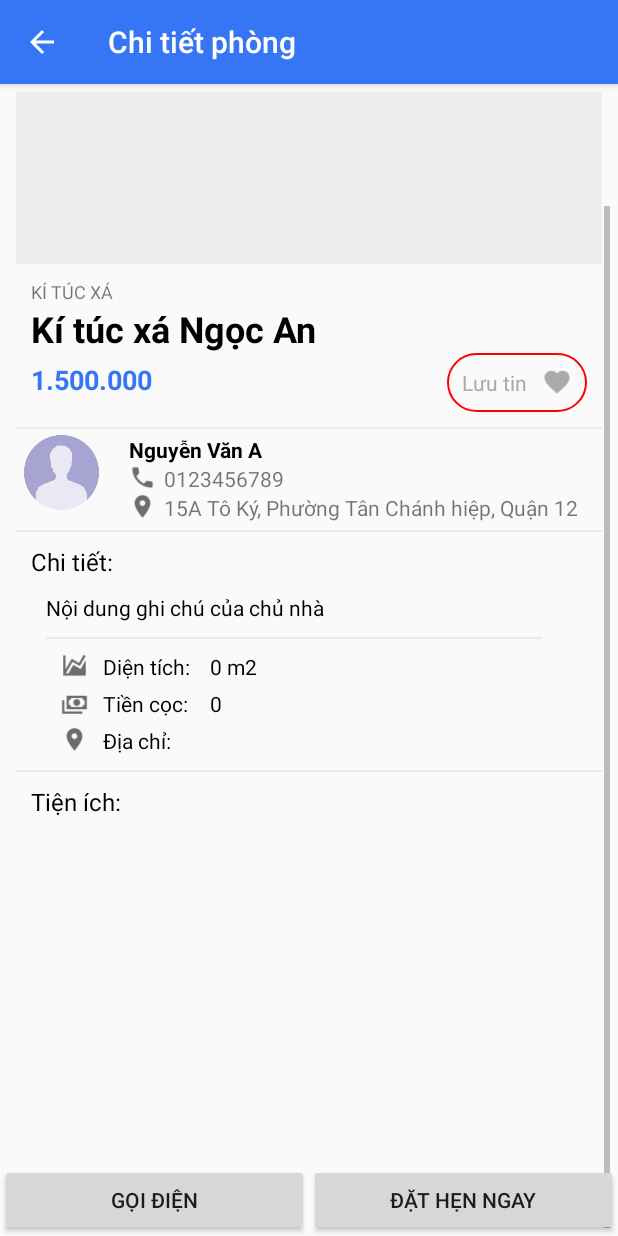
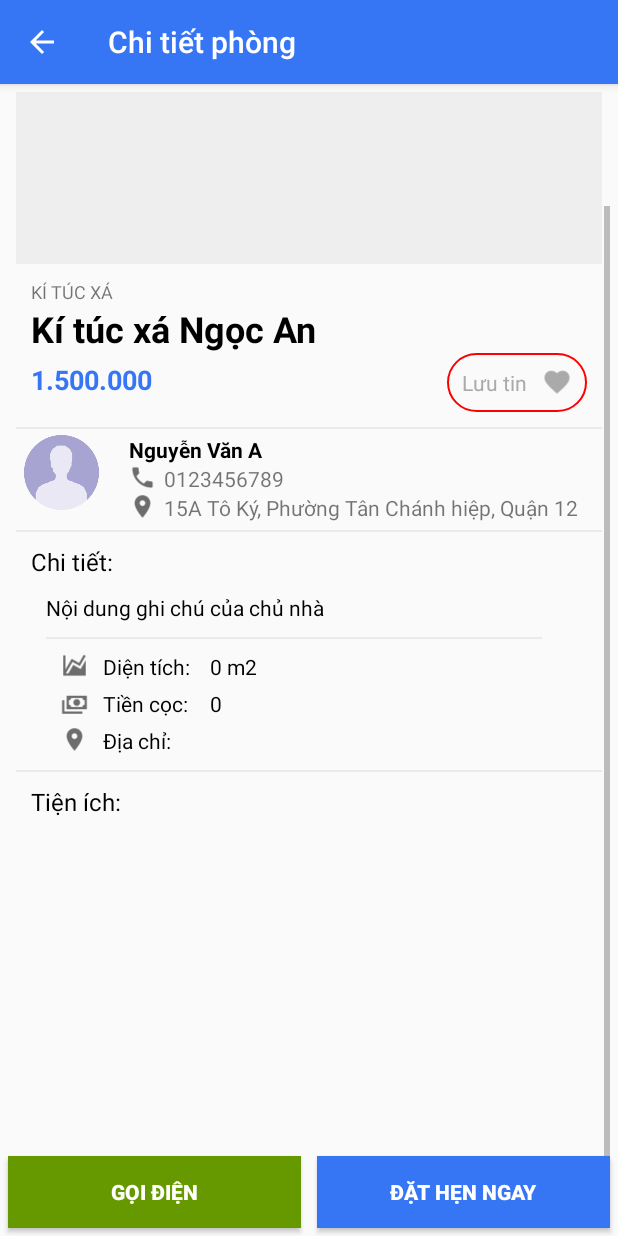
Before and after one commit to TuyetGiang/hostel-network, an Android app: the PostDetailActivity screen opened directly, with no data from a screen before it, scrolled down 90 dp, on a phone screen of 412 x 824 dp. Run offline under Robolectric (Android 15) with nearby library versions, the phone set to English and light mode, and no system bars; our stand-ins replace Picasso; pictures from the network do not load; 2 statements that could not run were skipped.

Commit message:
optimize code

```diff
--- a/app/src/main/java/com/example/hostelnetwork/activity/PostDetailActivity.java
+++ b/app/src/main/java/com/example/hostelnetwork/activity/PostDetailActivity.java
@@ -74,6 +74,13 @@ public class PostDetailActivity extends AppCompatActivity {
             loadBenefit();
         }
 
+        if (currentUser.getId().equals(userPosted.getId())) {
+            findViewById(R.id.tagButtonMyPost).setVisibility(View.VISIBLE);
+            findViewById(R.id.tagButtonBottom).setVisibility(View.INVISIBLE);
+            findViewById(R.id.tagSave).setVisibility(View.INVISIBLE);
+        } else {
+            findViewById(R.id.tagButtonMyPost).setVisibility(View.INVISIBLE);
+            findViewById(R.id.tagButtonBottom).setVisibility(View.VISIBLE);
             Button btncallPhone = findViewById(R.id.btnCallPhonePostDetail);
             btncallPhone.setOnClickListener(v -> {
                 if (userPosted != null && userPosted.getPhone() != null) {
@@ -98,6 +105,7 @@ public class PostDetailActivity extends AppCompatActivity {
                     startActivity(intent);
                 }
             });
+        }
 
     }
 
--- a/app/src/main/java/com/example/hostelnetwork/activity/WritePostActivity.java
+++ b/app/src/main/java/com/example/hostelnetwork/activity/WritePostActivity.java
@@ -236,7 +236,7 @@ public class WritePostActivity extends AppCompatActivity {
                                 newPost.setTitle(edtTitle.getText().toString());
                                 newPost.setPrice(Double.parseDouble(edtCostWritePost.getText().toString()));
                                 newPost.setDeposit(Double.parseDouble(edtDepositWritePost.getText().toString()));
-                                newPost.setArea(Integer.parseInt(edtDepositWritePost.getText().toString()));
+                                newPost.setArea(Integer.parseInt(edtAreaWritePost.getText().toString()));
                                 newPost.setPostDate(DateFormat.format("dd/MM/yyyy", (new Date())).toString());
                                 newPost.setDueDate(edtDueDate.getText().toString());
                                 newPost.setTypeId((int) edtType.getSelectedItemId() + 1);
--- a/app/src/main/java/com/example/hostelnetwork/adapter/CreatedAppointmentListAdapter.java
+++ b/app/src/main/java/com/example/hostelnetwork/adapter/CreatedAppointmentListAdapter.java
@@ -11,8 +11,6 @@ import android.widget.TextView;
 
 import com.example.hostelnetwork.R;
 import com.example.hostelnetwork.dto.AppointmentDTO;
-import com.example.hostelnetwork.dto.UserDTO;
-import com.example.hostelnetwork.model.UserModel;
 import com.squareup.picasso.Picasso;
 
 import java.text.SimpleDateFormat;
@@ -78,7 +76,7 @@ public class CreatedAppointmentListAdapter extends BaseAdapter {
                 holder.statusView.setText("Đã chấp nhận");
                 holder.statusView.setTextColor(Color.parseColor("#009944"));
             } else if (appointmentDTO.getStatus() == 2) {
-                holder.statusView.setText("Đã bị từ chối");
+                holder.statusView.setText("Đã từ chối");
                 holder.statusView.setTextColor(Color.parseColor("#ff0000"));
             }
         }else{
--- a/app/src/main/java/com/example/hostelnetwork/fragment/PostedFragment.java
+++ b/app/src/main/java/com/example/hostelnetwork/fragment/PostedFragment.java
@@ -9,7 +9,6 @@ import android.support.v4.app.Fragment;
 import android.view.LayoutInflater;
 import android.view.View;
 import android.view.ViewGroup;
-import android.widget.AdapterView;
 import android.widget.ListView;
 
 import com.example.hostelnetwork.R;
@@ -62,7 +61,7 @@ public class PostedFragment extends Fragment {
                 PostDTO postDTO = (PostDTO) o;
 
                 Intent intent = new Intent(getActivity(), PostDetailActivity.class);
-                intent.putExtra("POST_DETAIL", postDTO.getId());
+                intent.putExtra("POST_DETAIL", new Gson().toJson(postDTO));
                 startActivity(intent);
             });
         }
--- a/app/src/main/res/layout/activity_post_detail.xml
+++ b/app/src/main/res/layout/activity_post_detail.xml
@@ -79,6 +79,7 @@
                     android:textStyle="bold" />
 
                 <LinearLayout
+                    android:id="@+id/tagSave"
                     android:layout_width="wrap_content"
                     android:layout_height="wrap_content"
                     android:layout_below="@id/txtTitlePostDetail"
@@ -372,17 +373,86 @@
             android:id="@+id/btnCallPhonePostDetail"
             android:layout_width="0dp"
             android:layout_height="wrap_content"
+            android:layout_margin="5dp"
             android:layout_weight="1"
+            android:background="@android:color/holo_green_dark"
             android:text="Gọi điện"
+            android:textColor="@color/colorPrimary"
+            android:textStyle="bold"
             tools:ignore="ButtonStyle" />
 
         <Button
             android:id="@+id/btnMakeApointmentPostDetail"
             android:layout_width="0dp"
             android:layout_height="wrap_content"
+            android:layout_margin="5dp"
             android:layout_weight="1"
+            android:background="@color/colorAccent"
             android:gravity="center"
             android:text="Đặt hẹn ngay"
+            android:textColor="@color/colorPrimary"
+            android:textStyle="bold"
+            tools:ignore="ButtonStyle" />
+    </LinearLayout>
+
+    <LinearLayout
+        android:id="@+id/tagButtonMyPost"
+        android:layout_width="match_parent"
+        android:layout_height="wrap_content"
+        android:layout_alignParentBottom="true"
+        android:layout_marginBottom="10dp"
+        android:orientation="horizontal"
+        android:visibility="invisible">
+
+        <Button
+            android:id="@+id/btnPushPost"
+            android:layout_width="0dp"
+            android:layout_height="wrap_content"
+            android:layout_margin="3dp"
+            android:layout_weight="1"
+            android:background="@android:color/holo_green_dark"
+            android:text="Đẩy tin"
+            android:textColor="@color/colorPrimary"
+            android:textStyle="bold"
+            tools:ignore="ButtonStyle" />
+
+        <Button
+            android:id="@+id/btnRepostPost"
+            android:layout_width="0dp"
+            android:layout_height="wrap_content"
+            android:layout_margin="3dp"
+            android:layout_weight="1"
+            android:background="@color/colorAccent"
+            android:gravity="center"
+            android:text="Đăng lại"
+            android:textColor="@color/colorPrimary"
+            android:textStyle="bold"
+            tools:ignore="ButtonStyle" />
+
+        <Button
+            android:id="@+id/btnUpdatePost"
+            android:layout_width="0dp"
+            android:layout_height="wrap_content"
+            android:layout_margin="3dp"
+            android:layout_weight="1"
+            android:background="@color/color_gray"
+            android:gravity="center"
+            android:text="Chỉnh sửa"
+            android:textColor="@color/colorPrimary"
+            android:textStyle="bold"
+            tools:ignore="ButtonStyle" />
+
+        <Button
+            android:id="@+id/btnDeletePost"
+            android:layout_width="0dp"
+            android:layout_height="wrap_content"
+            android:layout_margin="3dp"
+            android:layout_weight="1"
+            android:background="@android:color/holo_red_light"
+            android:gravity="center"
+            android:text="Xóa"
+            android:textColor="@color/colorPrimary"
+            android:textStyle="bold"
             tools:ignore="ButtonStyle" />
     </LinearLayout>
 </RelativeLayout>
```
Also changed, not shown: app/src/main/res/layout/activity_appointment_detail.xml (+20 -4 lines). Lines whose indentation alone changed are shown as unchanged.
